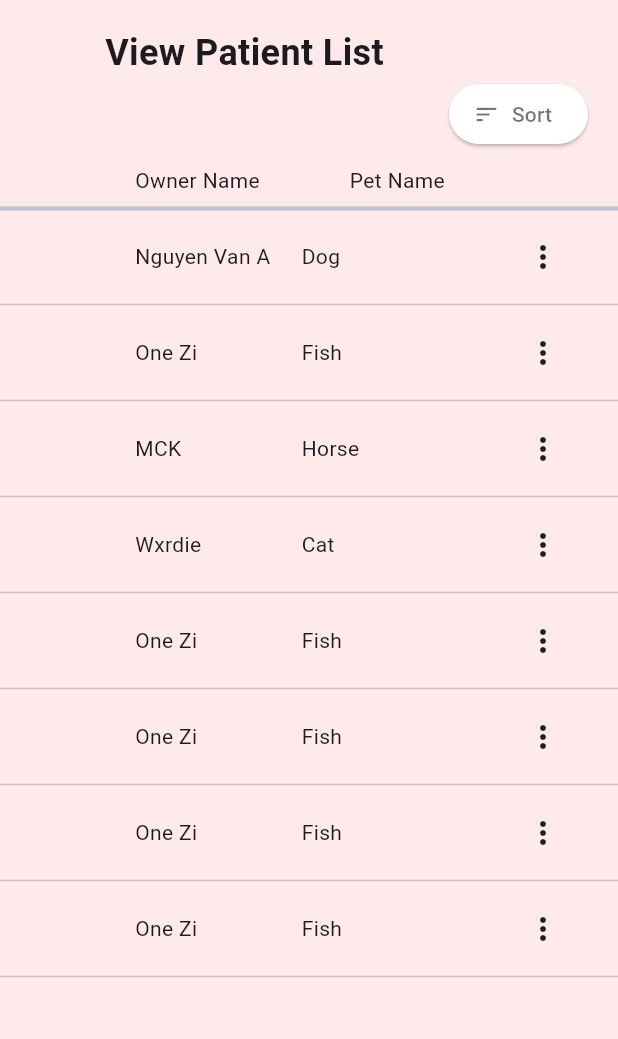
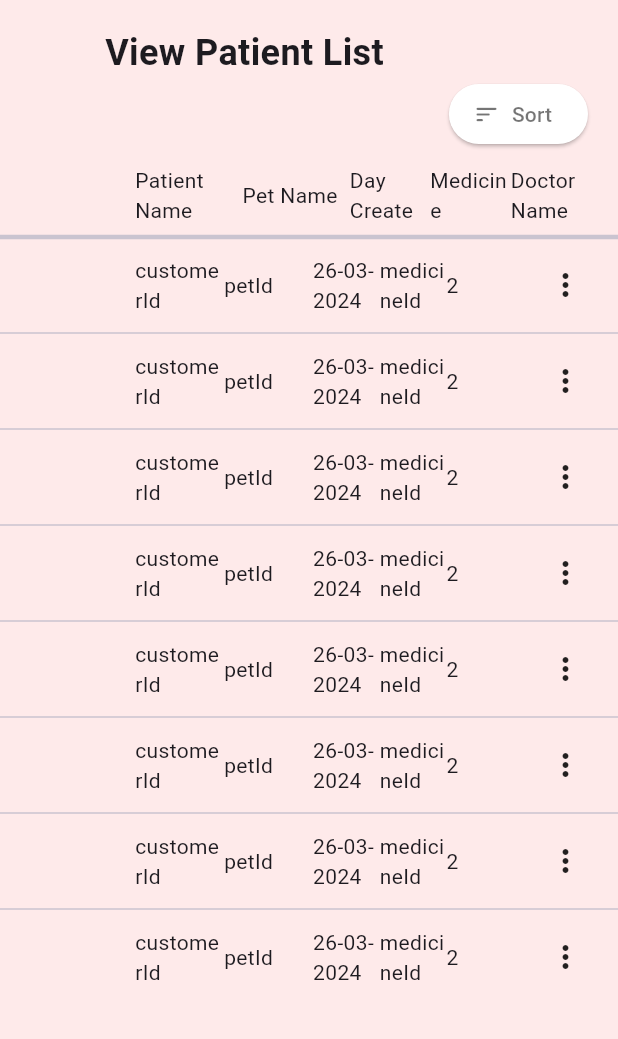
Before and after one commit to Tan2DK/Doctor-Pet, a Flutter app: the PatientView screen opened by its route, on a phone screen of 412 x 824 dp, the part 96-1135 px from its top. Run offline on Flutter 3.47's test engine with Material 3 defaults, Android fonts, the light colour scheme and no system bars; our stand-ins replace flutter_easyloading, get, responsive_framework, table_calendar.

Commit message:
add model prescription

```diff
--- /dev/null
+++ b/packages/doctor_pet/lib/core/data/prescription.dart
@@ -0,0 +1,46 @@
+class Prescription {
+  String prescriptionId;
+  String diagnose;
+  DateTime examinationDay;
+  DateTime createDay;
+  String reason;
+  String customerId;
+  String petId;
+  String medicineId;
+  String doctorId;
+
+  Prescription(
+      {required this.prescriptionId,
+      required this.createDay,
+      required this.customerId,
+      required this.diagnose,
+      required this.examinationDay,
+      required this.medicineId,
+      required this.petId,
+      required this.reason,
+      required this.doctorId});
+
+  Prescription copyWith({
+    String? prescriptionId,
+    String? diagnose,
+    DateTime? examinationDay,
+    DateTime? createDay,
+    String? reason,
+    String? customerId,
+    String? petId,
+    String? medicineId,
+    String? doctorId,
+  }) {
+    return Prescription(
+      prescriptionId: prescriptionId ?? this.prescriptionId,
+      diagnose: diagnose ?? this.diagnose,
+      examinationDay: examinationDay ?? this.examinationDay,
+      createDay: createDay ?? this.createDay,
+      reason: reason ?? this.reason,
+      customerId: customerId ?? this.customerId,
+      petId: petId ?? this.petId,
+      medicineId: medicineId ?? this.medicineId,
+      doctorId: doctorId ?? this.doctorId,
+    );
+  }
+}
--- /dev/null
+++ b/packages/doctor_pet/lib/data/data_mock/data_mock_prescription.dart
@@ -0,0 +1,104 @@
+import '../../core/data/prescription.dart';
+
+final List<Prescription> mockPrescription = [
+  Prescription(
+      prescriptionId: 'prescriptionId',
+      createDay: DateTime.now(),
+      customerId: 'customerId',
+      diagnose: 'diagnose',
+      examinationDay: DateTime.now(),
+      medicineId: 'medicineId',
+      petId: 'petId',
+      reason: 'reason',
+      doctorId: '2'),
+  Prescription(
+      prescriptionId: 'prescriptionId',
+      createDay: DateTime.now(),
+      customerId: 'customerId',
+      diagnose: 'diagnose',
+      examinationDay: DateTime.now(),
+      medicineId: 'medicineId',
+      petId: 'petId',
+      reason: 'reason',
+      doctorId: '2'),
+  Prescription(
+      prescriptionId: 'prescriptionId',
+      createDay: DateTime.now(),
+      customerId: 'customerId',
+      diagnose: 'diagnose',
+      examinationDay: DateTime.now(),
+      medicineId: 'medicineId',
+      petId: 'petId',
+      reason: 'reason',
+      doctorId: '2'),
+  Prescription(
+      prescriptionId: 'prescriptionId',
+      createDay: DateTime.now(),
+      customerId: 'customerId',
+      diagnose: 'diagnose',
+      examinationDay: DateTime.now(),
+      medicineId: 'medicineId',
+      petId: 'petId',
+      reason: 'reason',
+      doctorId: '2'),
+  Prescription(
+      prescriptionId: 'prescriptionId',
+      createDay: DateTime.now(),
+      customerId: 'customerId',
+      diagnose: 'diagnose',
+      examinationDay: DateTime.now(),
+      medicineId: 'medicineId',
+      petId: 'petId',
+      reason: 'reason',
+      doctorId: '2'),
+  Prescription(
+      prescriptionId: 'prescriptionId',
+      createDay: DateTime.now(),
+      customerId: 'customerId',
+      diagnose: 'diagnose',
+      examinationDay: DateTime.now(),
+      medicineId: 'medicineId',
+      petId: 'petId',
+      reason: 'reason',
+      doctorId: '2'),
+  Prescription(
+      prescriptionId: 'prescriptionId',
+      createDay: DateTime.now(),
+      customerId: 'customerId',
+      diagnose: 'diagnose',
+      examinationDay: DateTime.now(),
+      medicineId: 'medicineId',
+      petId: 'petId',
+      reason: 'reason',
+      doctorId: '2'),
+  Prescription(
+      prescriptionId: 'prescriptionId',
+      createDay: DateTime.now(),
+      customerId: 'customerId',
+      diagnose: 'diagnose',
+      examinationDay: DateTime.now(),
+      medicineId: 'medicineId',
+      petId: 'petId',
+      reason: 'reason',
+      doctorId: '2'),
+  Prescription(
+      prescriptionId: 'prescriptionId',
+      createDay: DateTime.now(),
+      customerId: 'customerId',
+      diagnose: 'diagnose',
+      examinationDay: DateTime.now(),
+      medicineId: 'medicineId',
+      petId: 'petId',
+      reason: 'reason',
+      doctorId: '2'),
+  Prescription(
+      prescriptionId: 'prescriptionId',
+      createDay: DateTime.now(),
+      customerId: 'customerId',
+      diagnose: 'diagnose',
+      examinationDay: DateTime.now(),
+      medicineId: 'medicineId',
+      petId: 'petId',
+      reason: 'reason',
+      doctorId: '2'),
+];
--- a/packages/doctor_pet/lib/views/clinic_manager/patient/patient_controller.dart
+++ b/packages/doctor_pet/lib/views/clinic_manager/patient/patient_controller.dart
@@ -1,14 +1,15 @@
-import 'package:doctor_pet/core/data/patient.dart';
-import 'package:doctor_pet/data/data_mock/data_mock_patient.dart';
+import 'package:doctor_pet/core/data/prescription.dart';
+import 'package:doctor_pet/data/data_mock/data_mock_prescription.dart';
 import 'package:flutter/material.dart';
 import 'package:get/get.dart';
 
 class PatientController extends GetxController {
-  Rx<List<Patient>> dataMockPatient = Rx<List<Patient>>([]);
+  Rx<List<Prescription>> dataMockPrescription = Rx<List<Prescription>>([]);
+
 
   @override
   void onInit() {
-    dataMockPatient.value = mockPatient;
+    dataMockPrescription.value = mockPrescription;
   }
 
   void showOwnerInfoDialog(BuildContext context) {
--- a/packages/doctor_pet/lib/views/clinic_manager/patient/patient_view.dart
+++ b/packages/doctor_pet/lib/views/clinic_manager/patient/patient_view.dart
@@ -1,5 +1,6 @@
 import 'package:doctor_pet/common_widget/custom_searchbar_widget.dart';
-import 'package:doctor_pet/core/data/patient.dart';
+import 'package:doctor_pet/core/data/prescription.dart';
+import 'package:doctor_pet/utils/app_extension.dart';
 import 'package:doctor_pet/views/clinic_manager/patient/patient_controller.dart';
 import 'package:flutter/material.dart';
 import 'package:doctor_pet/common_widget/data_title_widget.dart';
@@ -11,7 +12,7 @@ class PatientView extends GetView<PatientController> {
   const PatientView({Key? key}) : super(key: key);
   @override
   Widget build(BuildContext context) {
-    final List<Patient> data = controller.dataMockPatient.value;
+    final List<Prescription> data = controller.dataMockPrescription.value;
 
     return Scaffold(
       body: Container(
@@ -58,9 +59,12 @@ class PatientView extends GetView<PatientController> {
             const SizedBox(height: 10),
             DataTitleWidget(
               titles: [
-                DataTitleModel(name: 'Owner Name', flex: 4),
-                DataTitleModel(name: 'Pet Name', flex: 5),
-                DataTitleModel(name: '', flex: 0),
+                DataTitleModel(name: 'Patient Name', flex: 4),
+                DataTitleModel(name: 'Pet Name', flex: 4),
+                DataTitleModel(name: 'Day Create', flex: 3),
+                DataTitleModel(name: 'Medicine', flex: 3),
+                DataTitleModel(name: 'Doctor Name', flex: 3),
+                DataTitleModel(name: '', flex: 1),
               ],
             ),
             const Divider(thickness: 3),
@@ -74,13 +78,20 @@ class PatientView extends GetView<PatientController> {
                       flex: 6,
                       child: DataTitleWidget(
                         titles: [
-                          DataTitleModel(name: data[index].ownName, flex: 5),
-                          DataTitleModel(name: data[index].petName, flex: 5),
+                          DataTitleModel(name: data[index].customerId, flex: 4),
+                          DataTitleModel(name: data[index].petId, flex: 4),
+                          DataTitleModel(
+                              name: data[index]
+                                  .createDay
+                                  .formatDateTime('dd-MM-yyyy'),
+                              flex: 3),
+                          DataTitleModel(name: data[index].medicineId, flex: 3),
+                          DataTitleModel(name: data[index].doctorId, flex: 3)
                         ],
                       ),
                     ),
-                    Container(
-                      width: 100, // Set the width of the container
+                    SizedBox(
+                      width: 70,
                       child: PopupMenuButton<String>(
                         itemBuilder: (BuildContext context) =>
                             <PopupMenuEntry<String>>[
```
Also changed, not shown: packages/doctor_pet/lib/common_widget/custom_button/custom_button_selectday_widget.dart (+41 -14 lines), packages/doctor_pet/lib/views/clinic_manager/invoice_report/invoice_report_controller.dart (+6 -4 lines), packages/doctor_pet/lib/views/clinic_manager/invoice_report/invoice_report_view.dart (+33 -24 lines), packages/doctor_pet/lib/views/clinic_manager/medicine_report/medicine_report_view.dart (+13 -3 lines).
